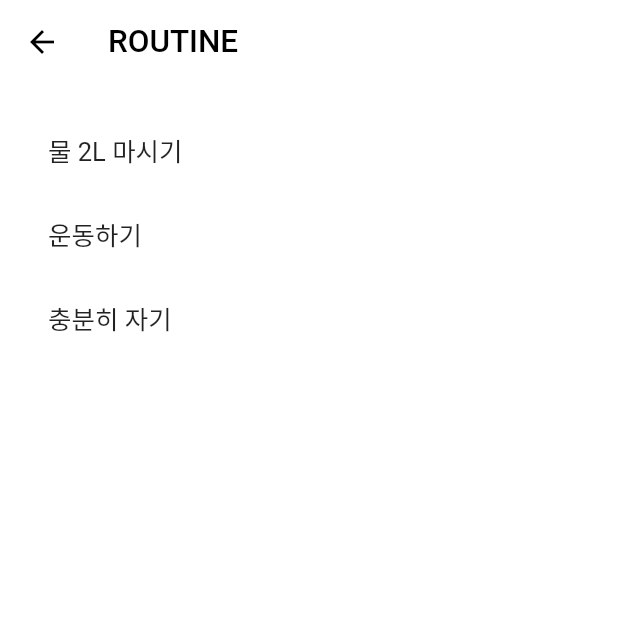
After one commit to ssooyaaa/sooProject, a Flutter app: the AddRoutineScreen screen opened directly, on a phone screen of 412 x 824 dp, the top half of it. The commit adds this screen. Run offline on Flutter 3.47's test engine with Material 3 defaults, Android fonts, the phone set to English and light mode, and no system bars; our stand-ins replace table_calendar; missing offline and left inert: dart:ffi.

Commit message:
메인/일기 디자인 수정

```diff
--- /dev/null
+++ b/Flutter/diary/lib/model/routine.dart
@@ -0,0 +1,10 @@
+
+class Routine{
+
+  String routine;
+
+  Routine({
+    required this.routine,
+  });
+
+}
--- /dev/null
+++ b/Flutter/diary/lib/screen/add_routine_screen.dart
@@ -0,0 +1,69 @@
+import 'package:diary/model/routine.dart';
+import 'package:flutter/material.dart';
+
+
+class AddRoutineScreen extends StatefulWidget {
+  const AddRoutineScreen({super.key});
+
+  @override
+  State<AddRoutineScreen> createState() => _AddRoutineScreenState();
+}
+
+class _AddRoutineScreenState extends State<AddRoutineScreen> {
+
+  //routines
+  List<Routine> routines = [
+    Routine(routine: '물 2L 마시기'),
+    Routine(routine: '운동하기'),
+    Routine(routine: '충분히 자기'),
+  ];
+
+  //루틴 가져오기
+  List<String> getRoutines(){
+    return routines.map((routine) => routine.routine).toList();
+  }
+
+
+  @override
+  Widget build(BuildContext context) {
+
+
+    //루틴list
+    List<String> routineList = getRoutines();
+
+
+    return Scaffold(
+      backgroundColor: Colors.white,
+      appBar: AppBar(
+        elevation: 0,
+        backgroundColor: Colors.white,
+        title: Text('ROUTINE'),
+      ),
+      body: Container(
+        width: double.infinity,
+        height: double.infinity,
+        padding: EdgeInsets.all(16.0),
+
+        child: Column(
+          children: [
+            if(routineList.isEmpty)
+              Text(
+                '아직 추가된 루틴이 없습니다.',
+              )
+            else
+              Expanded(
+                child: ListView.builder(
+                  itemCount: routineList.length,
+                  itemBuilder: (context, index){
+                    return ListTile(
+                      title: Text(routineList[index]),
+                    );
+                  },
+                ),
+              )
+          ],
+        ),
+      ),
+    );
+  }
+}
```
Also changed, not shown: Flutter/diary/lib/screen/diary_screen.dart (+7 -3 lines), Flutter/diary/lib/screen/main_screen.dart (+52 -10 lines).
